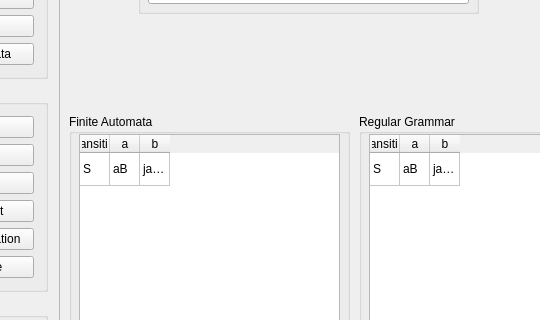
Old version of the form RLApp/ui/RLApp.ui in the repository montezano/RLApp; both pictures show x 131 to 671 and y 102 to 422 of the 794 by 518 pixel window.
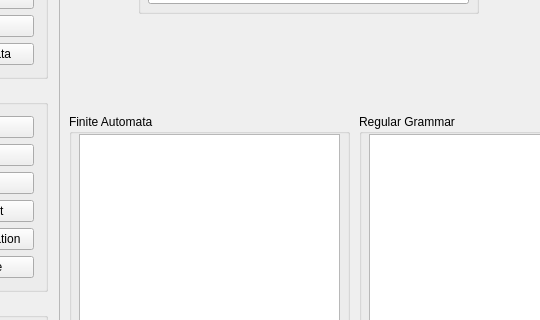
New version of the form.

```diff
--- a/RLApp/ui/RLApp.ui
+++ b/RLApp/ui/RLApp.ui
@@ -67,7 +67,7 @@
      <property name="title">
       <string>Finite Automata</string>
      </property>
-     <widget class="QTableWidget" name="table_fa">
+     <widget class="QTableView" name="table_fa">
       <property name="geometry">
        <rect>
         <x>10</x>
@@ -79,62 +79,24 @@
       <property name="gridStyle">
        <enum>Qt::SolidLine</enum>
       </property>
-      <attribute name="horizontalHeaderVisible">
-       <bool>true</bool>
-      </attribute>
-      <attribute name="horizontalHeaderCascadingSectionResizes">
-       <bool>true</bool>
-      </attribute>
       <attribute name="horizontalHeaderDefaultSectionSize">
-       <number>30</number>
+       <number>1</number>
+      </attribute>
+      <attribute name="horizontalHeaderHighlightSections">
+       <bool>true</bool>
       </attribute>
       <attribute name="horizontalHeaderMinimumSectionSize">
        <number>30</number>
       </attribute>
-      <attribute name="verticalHeaderVisible">
-       <bool>false</bool>
+      <attribute name="horizontalHeaderStretchLastSection">
+       <bool>true</bool>
       </attribute>
-      <attribute name="verticalHeaderMinimumSectionSize">
-       <number>33</number>
+      <attribute name="verticalHeaderDefaultSectionSize">
+       <number>0</number>
       </attribute>
       <attribute name="verticalHeaderStretchLastSection">
-       <bool>false</bool>
+       <bool>true</bool>
       </attribute>
-      <row>
-       <property name="text">
-        <string>1</string>
-       </property>
-      </row>
-      <column>
-       <property name="text">
-        <string>Transition</string>
-       </property>
-      </column>
-      <column>
-       <property name="text">
-        <string>a</string>
-       </property>
-      </column>
-      <column>
-       <property name="text">
-        <string>b</string>
-       </property>
-      </column>
-      <item row="0" column="0">
-       <property name="text">
-        <string>S</string>
-       </property>
-      </item>
-      <item row="0" column="1">
-       <property name="text">
-        <string>aB</string>
-       </property>
-      </item>
-      <item row="0" column="2">
-       <property name="text">
-        <string>janfjajsaasdjkasnkjndjaskdnkajdnsajkdnas[</string>
-       </property>
-      </item>
      </widget>
     </widget>
     <widget class="QGroupBox" name="grp_box_rg">
@@ -149,7 +111,7 @@
      <property name="title">
       <string>Regular Grammar</string>
      </property>
-     <widget class="QTableWidget" name="table_rg">
+     <widget class="QTableView" name="table_rg">
       <property name="geometry">
        <rect>
         <x>10</x>
@@ -164,62 +126,24 @@
       <property name="sortingEnabled">
        <bool>true</bool>
       </property>
-      <attribute name="horizontalHeaderVisible">
-       <bool>true</bool>
-      </attribute>
-      <attribute name="horizontalHeaderCascadingSectionResizes">
-       <bool>true</bool>
-      </attribute>
       <attribute name="horizontalHeaderDefaultSectionSize">
-       <number>30</number>
+       <number>1</number>
+      </attribute>
+      <attribute name="horizontalHeaderHighlightSections">
+       <bool>true</bool>
       </attribute>
       <attribute name="horizontalHeaderMinimumSectionSize">
        <number>30</number>
       </attribute>
-      <attribute name="verticalHeaderVisible">
-       <bool>false</bool>
+      <attribute name="horizontalHeaderStretchLastSection">
+       <bool>true</bool>
       </attribute>
-      <attribute name="verticalHeaderMinimumSectionSize">
-       <number>33</number>
+      <attribute name="verticalHeaderDefaultSectionSize">
+       <number>0</number>
       </attribute>
       <attribute name="verticalHeaderStretchLastSection">
-       <bool>false</bool>
+       <bool>true</bool>
       </attribute>
-      <row>
-       <property name="text">
-        <string>1</string>
-       </property>
-      </row>
-      <column>
-       <property name="text">
-        <string>Transition</string>
-       </property>
-      </column>
-      <column>
-       <property name="text">
-        <string>a</string>
-       </property>
-      </column>
-      <column>
-       <property name="text">
-        <string>b</string>
-       </property>
-      </column>
-      <item row="0" column="0">
-       <property name="text">
-        <string>S</string>
-       </property>
-      </item>
-      <item row="0" column="1">
-       <property name="text">
-        <string>aB</string>
-       </property>
-      </item>
-      <item row="0" column="2">
-       <property name="text">
-        <string>janfjajsaasdjkasnkjndjaskdnkajdnsajkdnas[</string>
-       </property>
-      </item>
      </widget>
     </widget>
    </widget>
```
